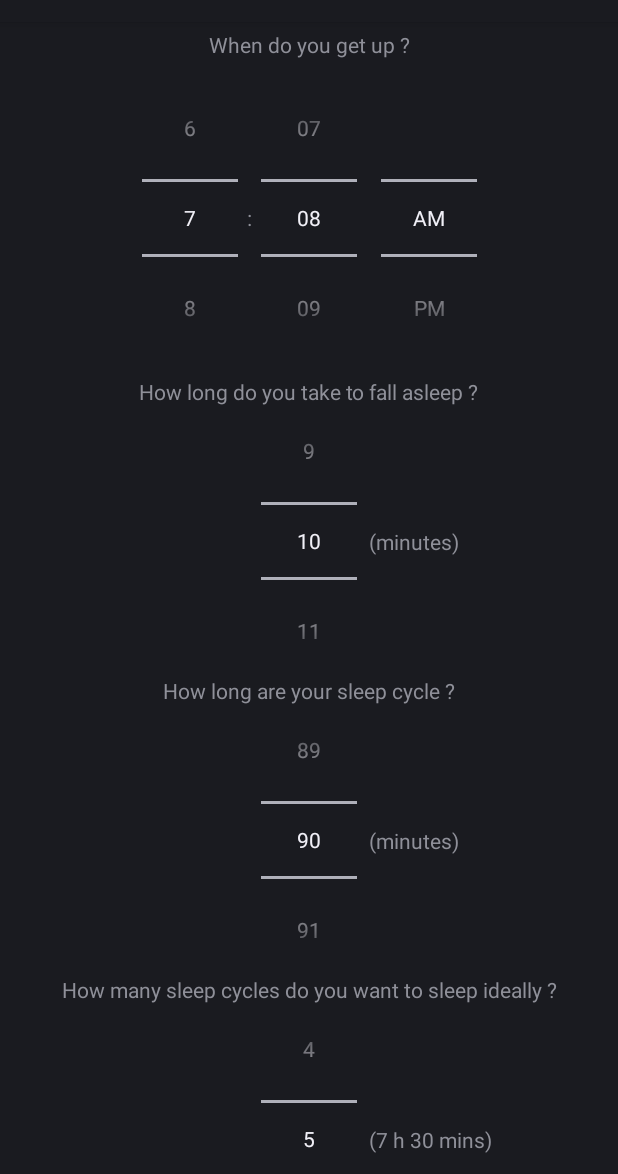
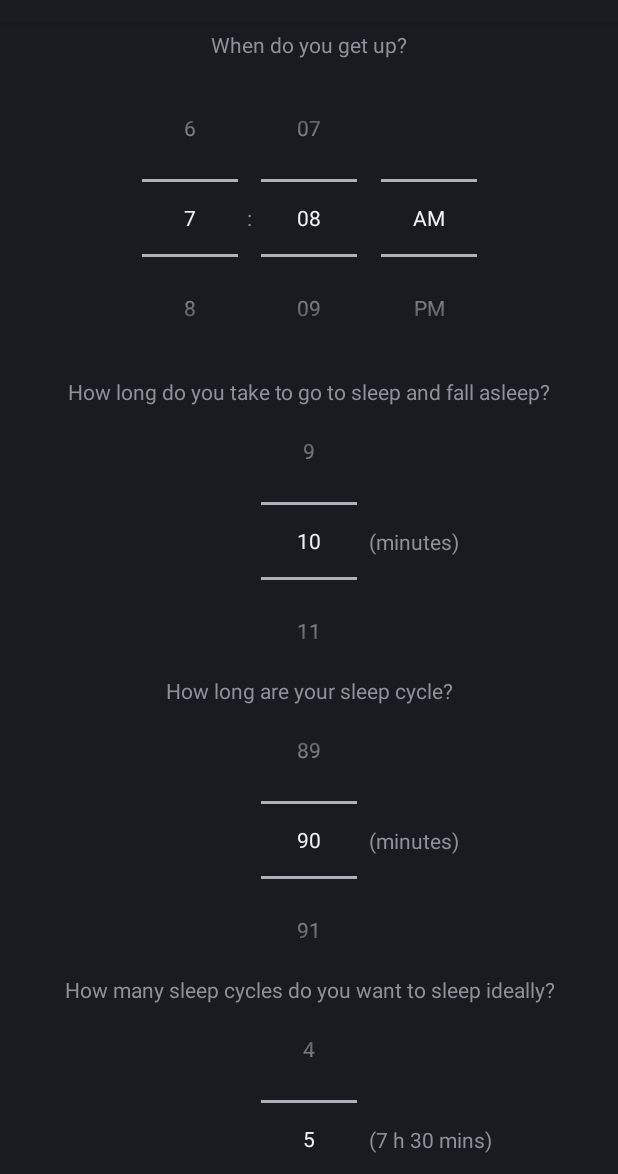
Before and after one commit to BrianGiannini/sleep-on-time, an Android app: the screen it shows after launch (ParameterActivity), on a phone screen of 412 x 824 dp, the part 62-1236 px from its top. Run offline under Robolectric (Android 15) with nearby library versions, the phone set to English and light mode, and no system bars; plain views replace BoxInsetLayout; 3 statements that could not run were skipped.

Commit message:
wip add system to show time to sleep

```diff
--- a/app/src/main/java/io/sangui/sleepontime/TimeActivity.kt
+++ b/app/src/main/java/io/sangui/sleepontime/TimeActivity.kt
@@ -8,8 +8,6 @@ import android.util.Log
 import com.google.gson.Gson
 import io.sangui.sleepontime.databinding.ActivityTimeBinding
 import java.util.*
-import kotlin.time.Duration.Companion.hours
-import kotlin.time.Duration.Companion.minutes
 
 
 class TimeActivity : Activity() {
@@ -42,7 +40,6 @@ class TimeActivity : Activity() {
         val timeData: TimerData = gson.fromJson(jsonTimerObject, TimerData::class.java)
 
         calculateStuff(timeData)
-        setupView()
     }
 
     private fun goToParameterActivity() {
@@ -52,20 +49,31 @@ class TimeActivity : Activity() {
     }
 
     private fun calculateStuff(timeData: TimerData) {
+        val dayInMinutes = 1440
 
         val hourPicker = timeData.timeWakeUpHour
         val minutesPicker = timeData.timeWakeUpMinute
+        val totalChosenMinutes = hourPicker + (minutesPicker * 60)
 
         Log.d("DEBUGMAN", "hours $hourPicker minutes $minutesPicker")
 
-        val c: Calendar = Calendar.getInstance()
-        val hour: Int = c.get(Calendar.HOUR_OF_DAY)
-        val minute: Int = c.get(Calendar.MINUTE)
+        val calendar: Calendar = Calendar.getInstance()
+        val currentTimeHours = calendar.get(Calendar.HOUR_OF_DAY)
+        val currentTimeMinutes = calendar.get(Calendar.MINUTE)
+        val totalCurrentMinutes = currentTimeHours + (currentTimeMinutes * 60)
 
-        Log.d("DEBUGMAN", "current2 hours $hour current2 minutes $minute")
+        Log.d("DEBUGMAN", "current2 hours $currentTimeHours current2 minutes $currentTimeMinutes")
+
+        val currentTimesToMinutes = currentTimeHours * currentTimeMinutes
+        val timeMinutesWantSleep = timeData.cycleNumber * timeData.cycleLength
+
+        val timeAvailableToSleep = (totalCurrentMinutes + totalChosenMinutes).rem(dayInMinutes)
+
+        setupView()
 
     }
 
     private fun setupView() {
+        binding.colorBackgroundTime.resources.getColor(R.color.nope, applicationContext.theme)
     }
 }
--- a/app/src/main/res/layout/activity_time.xml
+++ b/app/src/main/res/layout/activity_time.xml
@@ -5,7 +5,7 @@
     xmlns:tools="http://schemas.android.com/tools"
 
     android:id="@+id/color_background_time"
-    android:background="@color/mountainMeadow"
+    android:background="@color/yes"
     android:layout_width="match_parent"
     android:layout_height="match_parent">
 
--- a/app/src/main/res/values/colors.xml
+++ b/app/src/main/res/values/colors.xml
@@ -2,8 +2,8 @@
 <resources>
     <color name="white">@android:color/white</color>
     <color name="black50">#80000000</color>
-    <color name="razzmatazz">#D50C4D</color>
-    <color name="mountainMeadow">#19BA8B</color>
-    <color name="casablanca">#F6A340</color>
+    <color name="nope">#D50C4D</color>
+    <color name="yes">#19BA8B</color>
+    <color name="meh">#F6A340</color>
 
 </resources>
--- a/app/src/main/res/values/strings.xml
+++ b/app/src/main/res/values/strings.xml
@@ -4,12 +4,12 @@
     This string is used for square devices and overridden by hello_world in
     values-round/strings.xml for round devices.
     -->
-    <string name="when_get_up_text">When do you get up ?</string>
-    <string name="how_long_fall_asleep_text">How long do you take to fall asleep ?</string>
-    <string name="length_cycle_text">How long are your sleep cycle ?</string>
-    <string name="how_many_cycle_text">How many cycles you aim to sleep ?</string>
+    <string name="when_get_up_text">When do you get up?</string>
+    <string name="how_long_fall_asleep_text">How long do you take to go to sleep and fall asleep?</string>
+    <string name="length_cycle_text">How long are your sleep cycle?</string>
+    <string name="how_many_cycle_text">How many cycles you aim to sleep?</string>
     <string name="minutes_text">(minutes)</string>
-    <string name="how_many_sleep_cycles_do_you_want_to_sleep_ideally_text">How many sleep cycles do you want to sleep ideally ?</string>
+    <string name="how_many_sleep_cycles_do_you_want_to_sleep_ideally_text">How many sleep cycles do you want to sleep ideally?</string>
     <string name="confirm_text">Confirm</string>
 
     <string name="share_prefs">appSharedPrefs</string>
```
